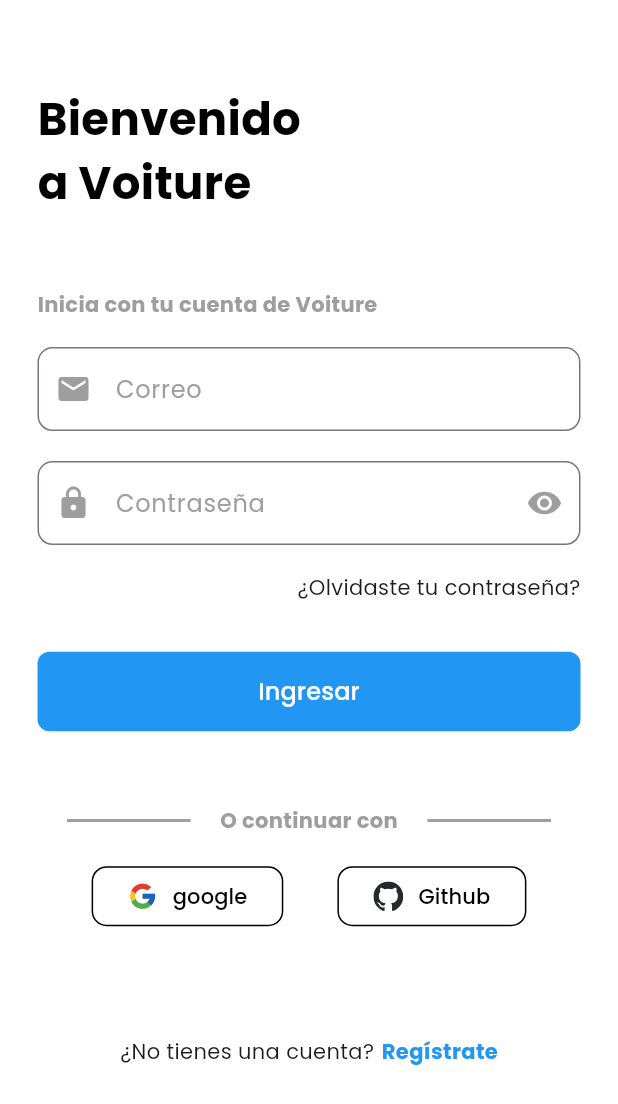
After one commit to AdelSuarez/voiture-app, a Flutter app: the screen it shows after launch, on a phone screen of 412 x 824 dp. The commit adds this screen. Shown: the top 1104 px of the screen. Run offline on Flutter 3.47's test engine with Material 3 defaults, Android fonts, the phone set to English and light mode, and no system bars; our stand-ins replace flutter_svg, google_fonts.

Commit message:
Creation of login and user registration

```diff
--- a/lib/main.dart
+++ b/lib/main.dart
@@ -1,6 +1,6 @@
 import 'package:flutter/material.dart';
 import 'package:manager_car/providers/providers.dart';
-import 'package:manager_car/screens/screens.dart';
+import 'package:manager_car/routes/app_routes.dart';
 import 'package:manager_car/theme/app_theme.dart';
 import 'package:provider/provider.dart';
 
@@ -35,18 +35,8 @@ class MyApp extends StatelessWidget {
     return MaterialApp(
       title: 'Material App',
       debugShowCheckedModeBanner: false,
-      initialRoute: 'home',
-      routes: {
-        'home': (context) => const MainScreen(),
-        'new_vehicle': (context) => const NewVehicleScreen(),
-        'new_group': (context) => const NewGroupScreen(),
-        'about_vehicle': (context) => const AboutVehicleScreen(),
-        'about_group_vehicle': (context) => const AboutGroupCarScreen(),
-        'profile': (context) => const ProfileScreen(),
-        'log_screen': (context) => const LogScreen(),
-        'new_detail': (context) => const NewDetailScreen(),
-        'detail_screen': (context) => const DetailScreen(),
-      },
+      initialRoute: AppRoutes.initialRoute,
+      routes: AppRoutes.routes,
       theme: AppTheme.lightTheme,
       themeMode: ThemeMode.system,
     );
--- /dev/null
+++ b/lib/routes/app_routes.dart
@@ -0,0 +1,21 @@
+import 'package:flutter/material.dart';
+
+import '../screens/screens.dart';
+
+class AppRoutes {
+  static const initialRoute = 'login';
+
+  static Map<String, Widget Function(BuildContext)> routes = {
+    'login': (context) => const LoginScreen(),
+    'register': (context) => const RegisterScreen(),
+    'home': (context) => const MainScreen(),
+    'new_vehicle': (context) => const NewVehicleScreen(),
+    'new_group': (context) => const NewGroupScreen(),
+    'about_vehicle': (context) => const AboutVehicleScreen(),
+    'about_group_vehicle': (context) => const AboutGroupCarScreen(),
+    'profile': (context) => const ProfileScreen(),
+    'log_screen': (context) => const LogScreen(),
+    'new_detail': (context) => const NewDetailScreen(),
+    'detail_screen': (context) => const DetailScreen(),
+  };
+}
--- /dev/null
+++ b/lib/screens/login/login_screen.dart
@@ -0,0 +1,71 @@
+import 'package:flutter/material.dart';
+import 'package:manager_car/widgets/widgets.dart';
+
+class LoginScreen extends StatelessWidget {
+  const LoginScreen({super.key});
+
+  @override
+  Widget build(BuildContext context) {
+    final Size size = MediaQuery.of(context).size;
+    return Scaffold(
+      body: Container(
+        padding: const EdgeInsets.symmetric(horizontal: 25),
+        child: SafeArea(
+          child: ListView(
+            children: [
+              SizedBox(height: size.height * 0.07),
+              const Text(
+                'Bienvenido \na Voiture',
+                textAlign: TextAlign.left,
+                style: TextStyle(
+                    fontWeight: FontWeight.bold,
+                    fontSize: 30,
+                    color: Colors.black),
+              ),
+              SizedBox(height: size.height * 0.06),
+              const Text(
+                'Inicia con tu cuenta de Voiture',
+                style: TextStyle(
+                    fontWeight: FontWeight.bold,
+                    fontSize: 14,
+                    color: Colors.grey),
+              ),
+              SizedBox(height: size.height * 0.01),
+              const CustomTextField(
+                  hintText: 'Correo', profixIcon: Icons.email),
+              const CustomTextField(
+                  hintText: 'Contraseña',
+                  profixIcon: Icons.lock,
+                  suffixIcon: Icons.remove_red_eye),
+              SizedBox(height: size.height * 0.01),
+              Align(
+                alignment: Alignment.centerRight,
+                child: GestureDetector(
+                  onTap: () {
+                    print('Olvidaste tu contraseña');
+                  },
+                  child: const Text('¿Olvidaste tu contraseña?'),
+                ),
+              ),
+              SizedBox(height: size.height * 0.04),
+              ButtonAuthentication(
+                text: 'Ingresar',
+                onPressed: () =>
+                    Navigator.pushReplacementNamed(context, 'home'),
+              ),
+              SizedBox(height: size.height * 0.06),
+              OtherAuthentication(size: size),
+              SizedBox(height: size.height * 0.06),
+              FooterAuthentication(
+                  message: '¿No tienes una cuenta?',
+                  action: 'Regístrate',
+                  onPressed: () {
+                    Navigator.pushNamed(context, 'register');
+                  }),
+            ],
+          ),
+        ),
+      ),
+    );
+  }
+}
--- /dev/null
+++ b/lib/screens/login/register_screen.dart
@@ -0,0 +1,64 @@
+import 'package:flutter/material.dart';
+import 'package:manager_car/widgets/widgets.dart';
+
+class RegisterScreen extends StatelessWidget {
+  const RegisterScreen({super.key});
+
+  @override
+  Widget build(BuildContext context) {
+    final Size size = MediaQuery.of(context).size;
+
+    return Scaffold(
+      appBar: AppBar(),
+      body: Container(
+        padding: const EdgeInsets.symmetric(horizontal: 25),
+        child: SafeArea(
+          child: ListView(
+            children: [
+              // SizedBox(height: size.height * 0.07),
+              const Text(
+                'Regístrate \nen Voiture',
+                textAlign: TextAlign.left,
+                style: TextStyle(
+                    fontWeight: FontWeight.bold,
+                    fontSize: 30,
+                    color: Colors.black),
+              ),
+              SizedBox(height: size.height * 0.03),
+              const CustomTextField(
+                  hintText: 'Correo', profixIcon: Icons.email),
+              const CustomTextField(
+                hintText: 'Contraseña',
+                profixIcon: Icons.lock,
+                suffixIcon: Icons.remove_red_eye,
+              ),
+              const CustomTextField(
+                hintText: 'Confirmar contraseña',
+                profixIcon: Icons.lock,
+                suffixIcon: Icons.remove_red_eye,
+              ),
+              SizedBox(height: size.height * 0.038),
+              ButtonAuthentication(
+                onPressed: () {
+                  Navigator.pushReplacementNamed(context, 'home');
+                },
+                text: 'Registrarse',
+              ),
+              SizedBox(height: size.height * 0.06),
+              OtherAuthentication(size: size),
+              SizedBox(height: size.height * 0.06),
+              // const SizedBox(height: 2),
+              FooterAuthentication(
+                message: '¿Ya tienes una cuenta?',
+                action: 'Inicia sesión',
+                onPressed: () {
+                  Navigator.pushReplacementNamed(context, 'login');
+                },
+              ),
+            ],
+          ),
+        ),
+      ),
+    );
+  }
+}
--- a/lib/screens/profile_screen.dart
+++ b/lib/screens/profile_screen.dart
@@ -7,7 +7,14 @@ class ProfileScreen extends StatelessWidget {
   Widget build(BuildContext context) {
     return Scaffold(
       appBar: AppBar(
-        title: const Text('Profile'),
+        actions: [
+          IconButton(
+            icon: const Icon(Icons.exit_to_app),
+            onPressed: () {
+              Navigator.of(context).pushReplacementNamed('login');
+            },
+          ),
+        ],
       ),
       body: SingleChildScrollView(
         child: Column(
--- a/lib/screens/screens.dart
+++ b/lib/screens/screens.dart
@@ -1,9 +1,11 @@
-export 'package:manager_car/screens/detail_screen.dart';
-export 'package:manager_car/screens/new_detail_screen.dart';
-export 'package:manager_car/screens/log_screen.dart';
-export 'package:manager_car/screens/profile_screen.dart';
-export 'package:manager_car/screens/new_group_screen.dart';
+export 'package:manager_car/screens/login/register_screen.dart';
 export 'package:manager_car/screens/about_group_screen_car.dart';
 export 'package:manager_car/screens/about_vehicle_screen.dart';
+export 'package:manager_car/screens/detail_screen.dart';
+export 'package:manager_car/screens/log_screen.dart';
+export 'package:manager_car/screens/login/login_screen.dart';
 export 'package:manager_car/screens/main_screen.dart';
+export 'package:manager_car/screens/new_detail_screen.dart';
+export 'package:manager_car/screens/new_group_screen.dart';
 export 'package:manager_car/screens/new_vehicle_screen.dart';
+export 'package:manager_car/screens/profile_screen.dart';
--- a/lib/theme/app_theme.dart
+++ b/lib/theme/app_theme.dart
@@ -52,15 +52,11 @@ class AppTheme {
     /// Define the input decoration theme.
     inputDecorationTheme: InputDecorationTheme(
       focusedBorder: const OutlineInputBorder(
-        borderSide: BorderSide(color: ColorsCustom.primary),
+        borderSide: BorderSide(color: Colors.grey),
       ),
       hintStyle: const TextStyle(color: Colors.grey),
-      floatingLabelStyle: WidgetStateTextStyle.resolveWith(
-        (states) => TextStyle(
-          color: states.contains(WidgetState.focused)
-              ? ColorsCustom.primary
-              : Colors.grey,
-        ),
+      floatingLabelStyle: TextStyle(
+        color: Colors.grey,
       ),
     ),
 
--- a/lib/theme/constants.dart
+++ b/lib/theme/constants.dart
@@ -1,5 +1,8 @@
-import 'dart:ui';
+// import 'dart:ui';
+
+import 'package:flutter/material.dart';
 
 class ColorsCustom {
-  static const Color primary = Color.fromARGB(255, 136, 87, 56);
+  static const Color primary = Colors.blue;
+  // static const Color primary = Color.fromARGB(255, 136, 87, 56);
 }
--- /dev/null
+++ b/lib/widgets/buttom_authentication.dart
@@ -0,0 +1,27 @@
+import 'package:flutter/material.dart';
+
+class ButtonAuthentication extends StatelessWidget {
+  final String text;
+  final Function() onPressed;
+  const ButtonAuthentication({
+    super.key,
+    required this.onPressed,
+    required this.text,
+  });
+
+  @override
+  Widget build(BuildContext context) {
+    return ElevatedButton(
+      style: ElevatedButton.styleFrom(
+        backgroundColor: Colors.blue,
+      ),
+      onPressed: () {
+        onPressed();
+      },
+      child: Padding(
+        padding: const EdgeInsets.all(15),
+        child: Text(text, style: const TextStyle(fontSize: 16)),
+      ),
+    );
+  }
+}
--- /dev/null
+++ b/lib/widgets/custom_button_icon.dart
@@ -0,0 +1,39 @@
+import 'package:flutter/material.dart';
+import 'package:flutter_svg/svg.dart';
+
+class CustomButtonIcon extends StatelessWidget {
+  final String title;
+  final Function() onPressed;
+  final String icon;
+
+  const CustomButtonIcon({
+    super.key,
+    required this.title,
+    required this.onPressed,
+    required this.icon,
+  });
+
+  @override
+  Widget build(BuildContext context) {
+    return ElevatedButton(
+      style: ElevatedButton.styleFrom(
+        shape: RoundedRectangleBorder(
+            borderRadius: BorderRadius.circular(10),
+            side: const BorderSide(
+              color: Colors.black,
+            )),
+        backgroundColor: Colors.white,
+      ),
+      onPressed: () {
+        onPressed();
+      },
+      child: Row(
+        children: [
+          SvgPicture.asset('assets/$icon.svg', width: 20),
+          const SizedBox(width: 10),
+          Text(title, style: const TextStyle(color: Colors.black)),
+        ],
+      ),
+    );
+  }
+}
--- /dev/null
+++ b/lib/widgets/custom_textfield.dart
@@ -0,0 +1,34 @@
+import 'package:flutter/material.dart';
+
+class CustomTextField extends StatelessWidget {
+  final String hintText;
+  final IconData? profixIcon;
+  final IconData? suffixIcon;
+
+  const CustomTextField({
+    super.key,
+    required this.hintText,
+    this.profixIcon,
+    this.suffixIcon,
+  });
+
+  @override
+  Widget build(BuildContext context) {
+    return Container(
+      padding: const EdgeInsets.symmetric(vertical: 10),
+      child: TextField(
+        decoration: InputDecoration(
+          prefixIcon:
+              profixIcon != null ? Icon(profixIcon, color: Colors.grey) : null,
+          suffixIcon:
+              suffixIcon != null ? Icon(suffixIcon, color: Colors.grey) : null,
+          border: OutlineInputBorder(
+            borderRadius: BorderRadius.circular(10),
+          ),
+          hintText: hintText,
+          hintStyle: const TextStyle(color: Colors.grey),
+        ),
+      ),
+    );
+  }
+}
--- /dev/null
+++ b/lib/widgets/footer_authentication.dart
@@ -0,0 +1,40 @@
+import 'package:flutter/material.dart';
+
+class FooterAuthentication extends StatelessWidget {
+  final Function() onPressed;
+  final String message;
+  final String action;
+
+  const FooterAuthentication({
+    super.key,
+    required this.onPressed,
+    required this.message,
+    required this.action,
+  });
+
+  @override
+  Widget build(BuildContext context) {
+    return Padding(
+      padding: const EdgeInsets.symmetric(vertical: 20),
+      child: Row(
+        mainAxisAlignment: MainAxisAlignment.center,
+        children: [
+          Text(message),
+          const SizedBox(width: 5),
+          GestureDetector(
+            onTap: () {
+              onPressed();
+            },
+            child: Text(
+              action,
+              style: const TextStyle(
+                fontWeight: FontWeight.bold,
+                color: Colors.blue,
+              ),
+            ),
+          ),
+        ],
+      ),
+    );
+  }
+}
--- /dev/null
+++ b/lib/widgets/other_authentication.dart
@@ -0,0 +1,65 @@
+import 'package:flutter/material.dart';
+import 'package:manager_car/widgets/widgets.dart';
+
+class OtherAuthentication extends StatelessWidget {
+  final Size size;
+
+  const OtherAuthentication({
+    super.key,
+    required this.size,
+  });
+
+  @override
+  Widget build(BuildContext context) {
+    return Column(
+      children: [
+        _OtherAuthenticationTitle(size: size),
+        SizedBox(height: size.height * 0.02),
+        Row(
+          mainAxisAlignment: MainAxisAlignment.spaceEvenly,
+          children: [
+            CustomButtonIcon(
+                title: 'google', onPressed: () {}, icon: 'google_icon'),
+            CustomButtonIcon(
+                title: 'Github', onPressed: () {}, icon: 'github-mark'),
+          ],
+        ),
+      ],
+    );
+  }
+}
+
+class _OtherAuthenticationTitle extends StatelessWidget {
+  final Size size;
+
+  const _OtherAuthenticationTitle({
+    required this.size,
+  });
+
+  @override
+  Widget build(BuildContext context) {
+    return Row(
+      mainAxisAlignment: MainAxisAlignment.spaceEvenly,
+      children: [
+        Container(
+          width: size.width * 0.2,
+          height: 2,
+          color: Colors.grey,
+        ),
+        const Text(
+          'O continuar con',
+          textAlign: TextAlign.center,
+          style: TextStyle(
+            color: Colors.grey,
+            fontWeight: FontWeight.bold,
+          ),
+        ),
+        Container(
+          width: size.width * 0.2,
+          height: 2,
+          color: Colors.grey,
+        ),
+      ],
+    );
+  }
+}
--- a/lib/widgets/widgets.dart
+++ b/lib/widgets/widgets.dart
@@ -1,3 +1,8 @@
+export 'package:manager_car/widgets/footer_authentication.dart';
+export 'package:manager_car/widgets/buttom_authentication.dart';
+export 'package:manager_car/widgets/custom_textfield.dart';
+export 'package:manager_car/widgets/other_authentication.dart';
+export 'package:manager_car/widgets/custom_button_icon.dart';
 export 'package:manager_car/widgets/custom_dropdown_menu.dart';
 export 'package:manager_car/widgets/custom_button_save.dart';
 export 'package:manager_car/widgets/custom_button.dart';
--- a/pubspec.yaml
+++ b/pubspec.yaml
@@ -36,6 +36,7 @@ dependencies:
   cupertino_icons: ^1.0.8
   provider: ^6.1.2
   google_fonts: ^5.0.0
+  flutter_svg: ^1.0.0
 
 dev_dependencies:
   flutter_test:
@@ -59,8 +60,8 @@ flutter:
   uses-material-design: true
 
   # To add assets to your application, add an assets section, like this:
-  # assets:
-  #   - images/a_dot_burr.jpeg
+  assets:
+    - assets/
   #   - images/a_dot_ham.jpeg
 
   # An image asset can refer to one or more resolution-specific "variants", see
```
Also changed, not shown: assets/github-mark.svg (added), assets/google_icon.svg (added), pubspec.lock.
